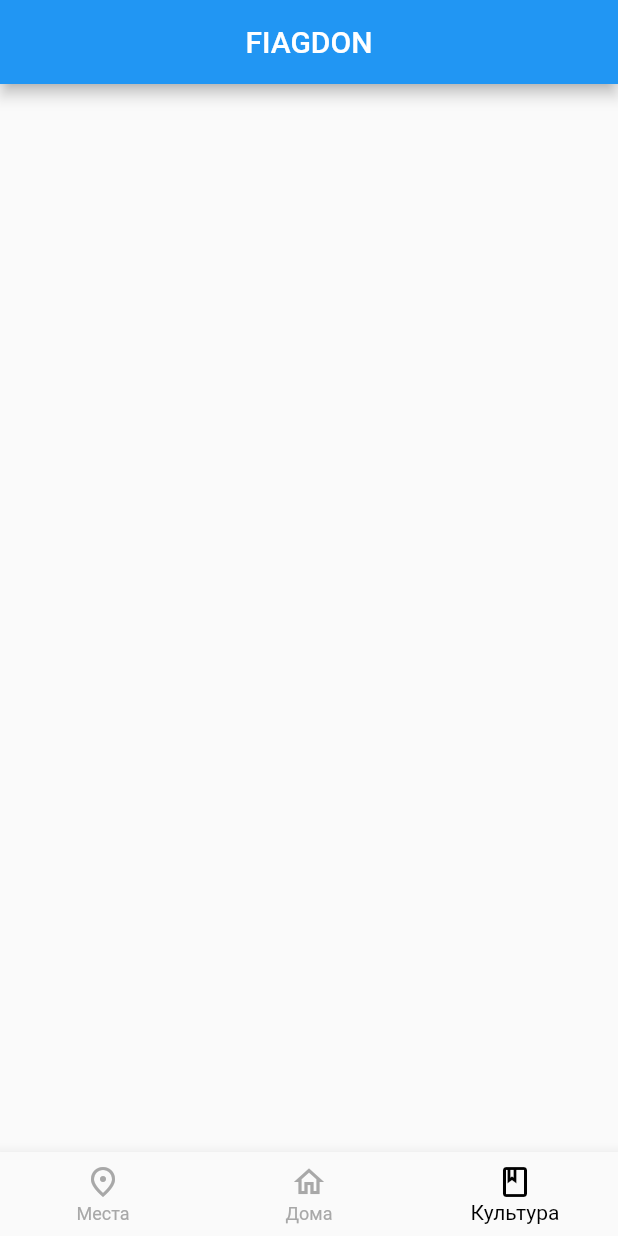
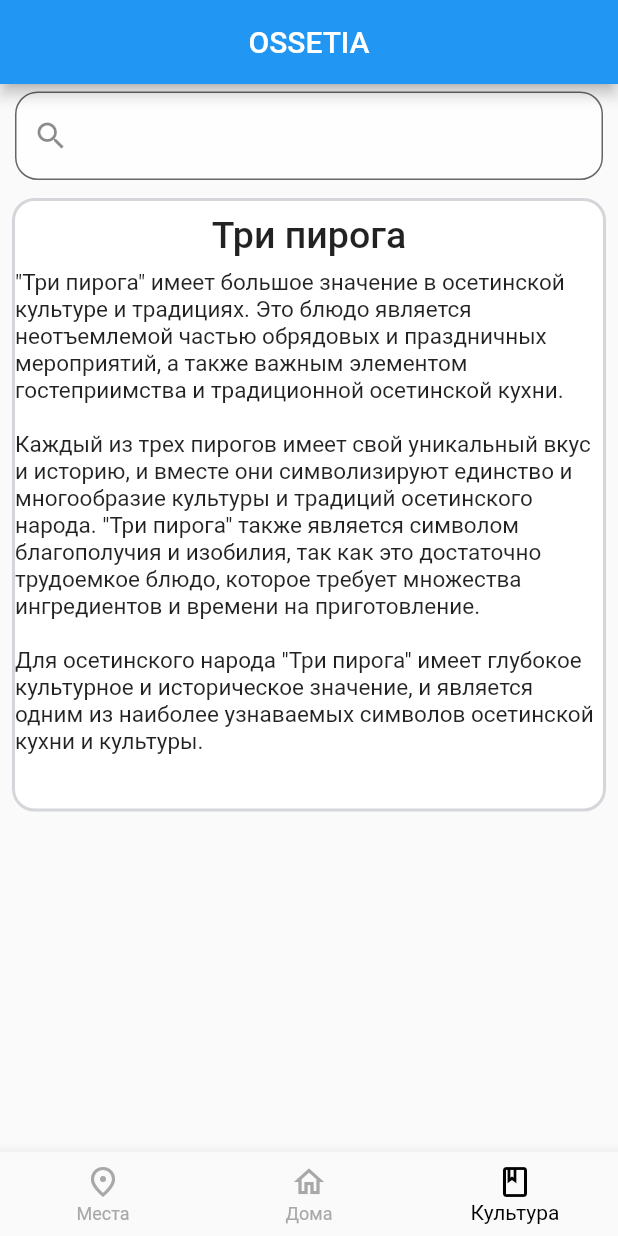
Before and after one commit to ErikBagaev1/Fiagdon, a Flutter app: the screen it shows after launch, item 3 of the bottom bar chosen, on a phone screen of 412 x 824 dp. Run offline on Flutter 3.47's test engine with Material 2 defaults, Android fonts, the phone set to English and light mode, and no system bars; our stand-ins replace firebase_auth, firebase_core, firebase_storage; accounts and stored records are empty.

Commit message:
Красивый код

```diff
--- a/lib/Basik/basik_display.dart
+++ b/lib/Basik/basik_display.dart
@@ -14,17 +14,17 @@ class BasikDisplayWidget extends StatefulWidget {
 class _BasikDisplayWidgetState extends State<BasikDisplayWidget> {
   int _selectedTab = 0;
   void onSelectedTab(int index) {
+    // ignore: unrelated_type_equality_checks
     if (onSelectedTab == index) return;
     setState(() {
       _selectedTab = index;
     });
   }
-
   @override
   Widget build(BuildContext context) {
     return Scaffold(
       appBar: AppBar(
-        title: const Center(child: Text('FIAGDON')),
+        title: const Center(child: Text('OSSETIA')),
       ),
       body: IndexedStack(
         index: _selectedTab,
--- /dev/null
+++ b/lib/Culture/cultureList.dart
@@ -0,0 +1,14 @@
+class CultureList {
+  final String name;
+  final String about;
+  final int id;
+
+  CultureList(
+
+      // required this.sleepingPlaces,
+      {
+    required this.name,
+    required this.about,
+    required this.id,
+  });
+}
--- a/lib/Culture/culture_display.dart
+++ b/lib/Culture/culture_display.dart
@@ -1,10 +1,132 @@
+import 'package:fiagdon/Culture/CultureList.dart';
 import 'package:flutter/material.dart';
 
-class CultureDisplayWidget extends StatelessWidget {
+import 'package:fiagdon/Theme/Theme.dart';
+
+final data = [
+  CultureList(
+      name: 'Три пирога',
+      about:
+          '''"Три пирога" имеет большое значение в осетинской культуре и традициях. Это блюдо является неотъемлемой частью обрядовых и праздничных мероприятий, а также важным элементом гостеприимства и традиционной осетинской кухни.
+
+Каждый из трех пирогов имеет свой уникальный вкус и историю, и вместе они символизируют единство и многообразие культуры и традиций осетинского народа. "Три пирога" также является символом благополучия и изобилия, так как это достаточно трудоемкое блюдо, которое требует множества ингредиентов и времени на приготовление.
+
+Для осетинского народа "Три пирога" имеет глубокое культурное и историческое значение, и является одним из наиболее узнаваемых символов осетинской кухни и культуры.''',
+      id: 1)
+];
+
+class CultureDisplayWidget extends StatefulWidget {
   const CultureDisplayWidget({super.key});
 
   @override
+  State<CultureDisplayWidget> createState() => _CultureDisplayWidgetState();
+}
+
+class _CultureDisplayWidgetState extends State<CultureDisplayWidget> {
+  var _searchData = <CultureList>[];
+
+  final _searhConroller = TextEditingController();
+
+  void _searchWorker() {
+    final query = _searhConroller.text;
+    if (query.isNotEmpty) {
+      _searchData = data.where((CultureList dt) {
+        return dt.name.toLowerCase().contains(query.toLowerCase());
+      }).toList();
+    } else {
+      _searchData = data;
+    }
+    setState(() {});
+  }
+
+  @override
+  void initState() {
+    super.initState();
+
+    _searchData = data;
+    _searchData.sort((a, b) {
+      return a.name[0]
+          .toString()
+          .toLowerCase()
+          .compareTo(b.name[0].toString().toLowerCase());
+    });
+    _searhConroller.addListener((_searchWorker));
+  }
+
+  @override
   Widget build(BuildContext context) {
-    return Container();
+    return Stack(
+      children: [
+        Padding(
+          padding: const EdgeInsets.only(top: 68.0),
+          child: (ListView.builder(
+            itemCount: _searchData.length,
+            itemExtent: 425,
+            itemBuilder: (BuildContext context, int index) {
+              final culture = _searchData[index];
+              return Padding(
+                padding: const EdgeInsets.all(8.0),
+                child: InkWell(
+                  splashColor: Colors.lightBlue[50],
+                  onTap: () {
+                    // Navigator.push(
+                    //     context,
+                    //     MaterialPageRoute(
+                    //       builder: (context) =>
+                    //           PlaceAboutWidget(id: index, place: place),
+                    //     ));
+                  },
+                  child: Container(
+                    decoration: BoxDecoration(
+                        color: ThemeColor.placeContainer,
+                        border: Border.all(color: ThemeColor.main, width: 2),
+                        borderRadius:
+                            const BorderRadius.all(Radius.circular(15))),
+                    child: Column(
+                      children: [
+                        Padding(
+                          padding: const EdgeInsets.all(8.0),
+                          child: Text(
+                            culture.name,
+                            textAlign: TextAlign.start,
+                            style: const TextStyle(
+                                fontSize: 25, fontWeight: FontWeight.w500),
+                          ),
+                        ),
+                        Text(
+                          culture.about,
+                          style: const TextStyle(fontSize: 15),
+                        ),
+                      ],
+                    ),
+                  ),
+                ),
+              );
+            },
+          )),
+        ),
+        Padding(
+            padding: const EdgeInsets.only(top: 5.0, left: 10, right: 10),
+            child: Row(
+              children: [
+                Expanded(
+                  child: TextField(
+                    expands: false,
+                    controller: _searhConroller,
+                    keyboardType: TextInputType.text,
+                    decoration: InputDecoration(
+                      filled: true,
+                      fillColor: Colors.white.withAlpha(200),
+                      border: OutlineInputBorder(
+                        borderRadius: BorderRadius.circular(15.0),
+                      ),
+                      prefixIcon: const Icon(Icons.search),
+                    ),
+                  ),
+                ),
+              ],
+            ))
+      ],
+    );
   }
 }
--- a/lib/Place/place_about.dart
+++ b/lib/Place/place_about.dart
@@ -20,7 +20,14 @@ class PlaceAboutWidget extends StatelessWidget {
   Widget build(BuildContext context) {
     return Scaffold(
         appBar: AppBar(
-          title: Center(child: Text(place.name)),
+          title: Row(
+            children: [
+              const SizedBox(
+                width: 65,
+              ),
+              Center(child: Text(place.name)),
+            ],
+          ),
         ),
         body: ListView.builder(
           itemCount: 1,
@@ -40,12 +47,14 @@ class PlaceAboutWidget extends StatelessWidget {
                     const SizedBox(
                       height: 20,
                     ),
-                    Text(
-                      place.about,
-                      style: const TextStyle(
-                        fontSize: 20,
+                    Center(
+                      child: Text(
+                        place.about,
+                        style: const TextStyle(
+                          fontSize: 20,
+                        ),
+                        textAlign: TextAlign.justify,
                       ),
-                      textAlign: TextAlign.justify,
                     ),
                     const SizedBox(
                       height: 20,
--- a/lib/main.dart
+++ b/lib/main.dart
@@ -17,8 +17,6 @@ void main() async {
 
 class MyApp extends StatelessWidget {
   const MyApp({Key? key}) : super(key: key);
-
-  // This widget is the root of your application.
   @override
   Widget build(BuildContext context) {
     return MaterialApp(
```
Also changed, not shown: lib/Place/place_display.dart (+3 -25 lines).
